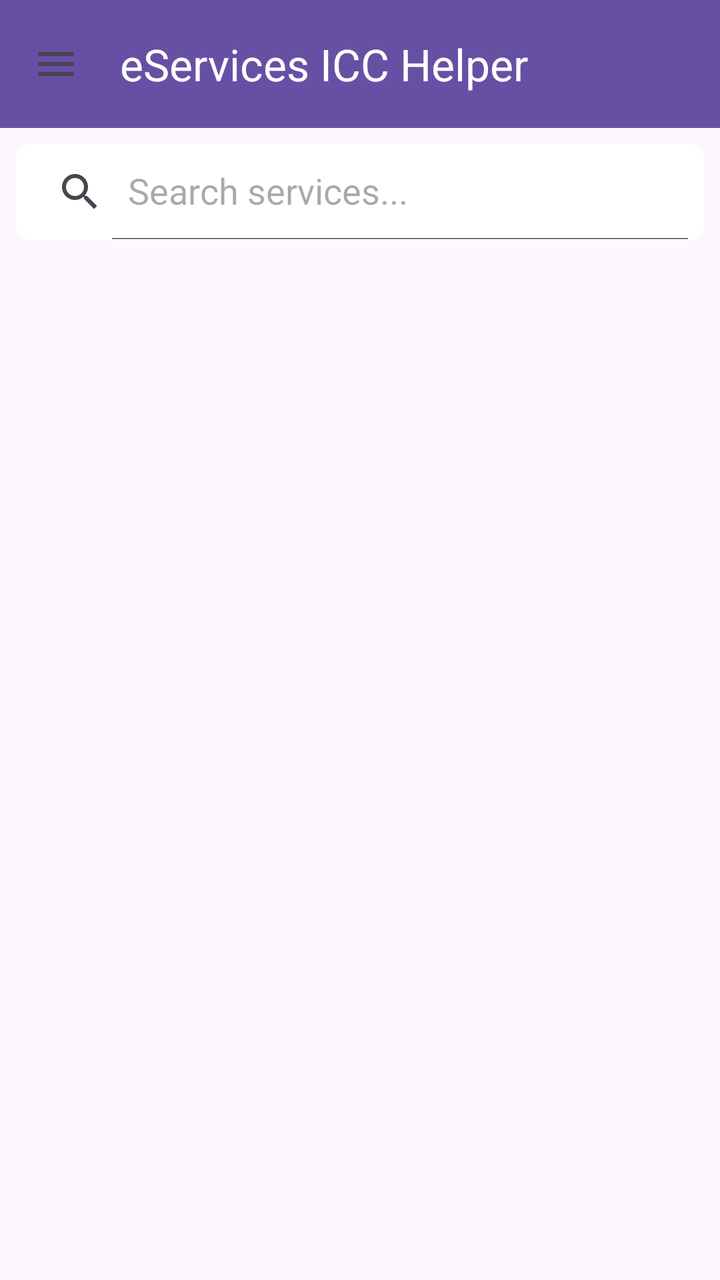
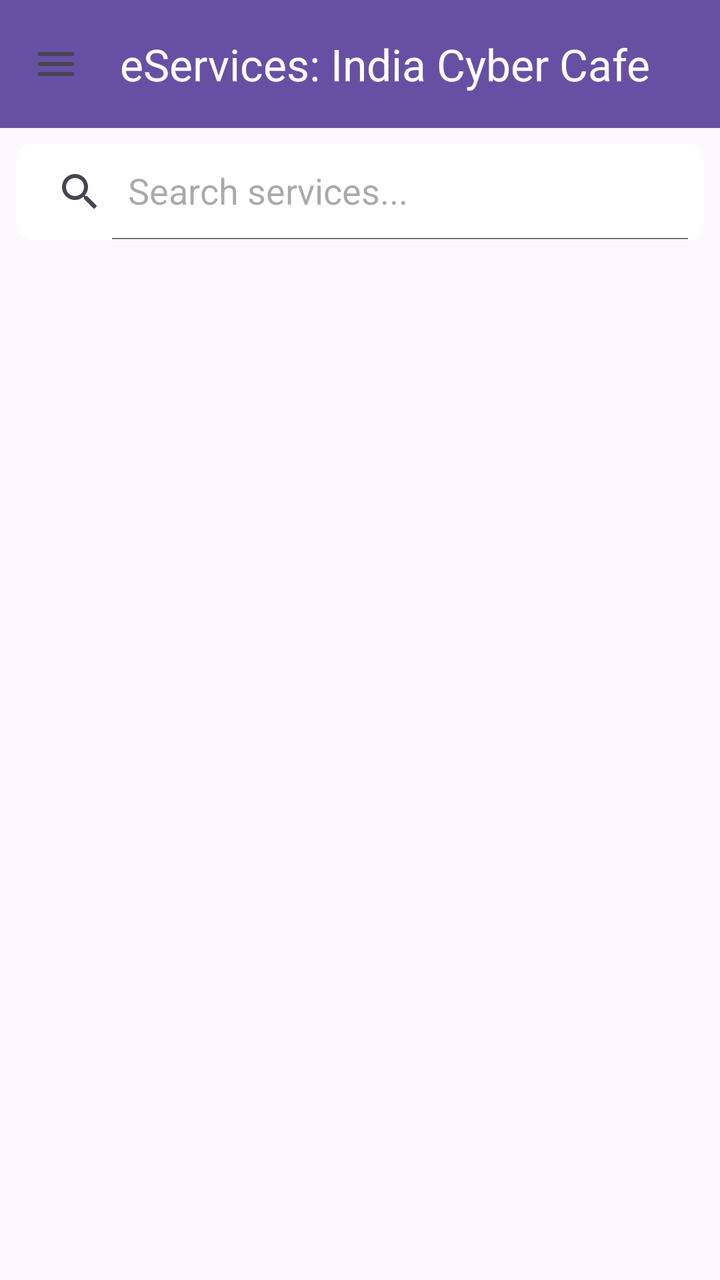

Screens rendered from an Android XML layout before and after an edit, with the pre-edit source and the edit as a unified diff.
<!-- AndroidManifest.xml: application theme Theme.EServicesICCHelper -->
<!-- res/layout/activity_main.xml -->
<?xml version="1.0" encoding="utf-8"?>
<androidx.drawerlayout.widget.DrawerLayout xmlns:android="http://schemas.android.com/apk/res/android"
    xmlns:app="http://schemas.android.com/apk/res-auto"
    xmlns:tools="http://schemas.android.com/tools"
    android:id="@+id/drawer_layout"
    android:layout_width="match_parent"
    android:layout_height="match_parent"
    android:fitsSystemWindows="true"
    tools:openDrawer="start">

    <androidx.constraintlayout.widget.ConstraintLayout
        android:layout_width="match_parent"
        android:layout_height="match_parent">

        <com.google.android.material.appbar.AppBarLayout
            android:id="@+id/appBarLayout"
            android:layout_width="match_parent"
            android:layout_height="wrap_content"
            app:layout_constraintTop_toTopOf="parent">

            <com.google.android.material.appbar.MaterialToolbar
                android:id="@+id/toolbar"
                android:layout_width="match_parent"
                android:layout_height="?attr/actionBarSize"
                android:background="?attr/colorPrimary"
                app:navigationIcon="@drawable/ic_menu"
                app:title="eServices ICC Helper"
                app:titleTextColor="@color/white" />

            <androidx.appcompat.widget.SearchView
                android:id="@+id/searchView"
                android:layout_width="match_parent"
                android:layout_height="wrap_content"
                android:layout_margin="8dp"
                android:background="@drawable/search_background"
                app:iconifiedByDefault="false"
                app:queryHint="Search services..." />

        </com.google.android.material.appbar.AppBarLayout>

        <androidx.recyclerview.widget.RecyclerView
            android:id="@+id/recyclerViewCategories"
            android:layout_width="match_parent"
            android:layout_height="0dp"
            android:padding="8dp"
            app:layout_constraintBottom_toBottomOf="parent"
            app:layout_constraintTop_toBottomOf="@id/appBarLayout"
            tools:listitem="@layout/item_category" />

        <ProgressBar
            android:id="@+id/progressBar"
            android:layout_width="wrap_content"
            android:layout_height="wrap_content"
            android:visibility="gone"
            app:layout_constraintBottom_toBottomOf="parent"
            app:layout_constraintEnd_toEndOf="parent"
            app:layout_constraintStart_toStartOf="parent"
            app:layout_constraintTop_toBottomOf="@id/appBarLayout" />

        <TextView
            android:id="@+id/tvEmptyState"
            android:layout_width="wrap_content"
            android:layout_height="wrap_content"
            android:text="No services found"
            android:visibility="gone"
            app:layout_constraintBottom_toBottomOf="parent"
            app:layout_constraintEnd_toEndOf="parent"
            app:layout_constraintStart_toStartOf="parent"
            app:layout_constraintTop_toBottomOf="@id/appBarLayout" />

    </androidx.constraintlayout.widget.ConstraintLayout>

    <com.google.android.material.navigation.NavigationView
        android:id="@+id/nav_view"
        android:layout_width="wrap_content"
        android:layout_height="match_parent"
        android:layout_gravity="start"
        android:fitsSystemWindows="true"
        app:headerLayout="@layout/nav_header"
        app:menu="@menu/drawer_menu"
        app:itemIconTint="@color/md_theme_light_primary"
        app:itemTextColor="@color/black" />

</androidx.drawerlayout.widget.DrawerLayout>
<!-- res/layout/item_category.xml (included above) -->
<?xml version="1.0" encoding="utf-8"?>
<layout xmlns:android="http://schemas.android.com/apk/res/android"
    xmlns:app="http://schemas.android.com/apk/res-auto">

    <com.google.android.material.card.MaterialCardView
        android:layout_width="match_parent"
        android:layout_height="wrap_content"
        android:layout_margin="8dp"
        app:cardCornerRadius="12dp"
        app:cardElevation="4dp">

        <LinearLayout
            android:layout_width="match_parent"
            android:layout_height="wrap_content"
            android:gravity="center_vertical"
            android:orientation="horizontal"
            android:padding="16dp">

            <ImageView
                android:id="@+id/ivCategoryIcon"
                android:layout_width="48dp"
                android:layout_height="48dp"
                android:contentDescription="Category Icon"
                android:src="@drawable/ic_launcher_foreground" />

            <TextView
                android:id="@+id/tvCategoryTitle"
                android:layout_width="0dp"
                android:layout_height="wrap_content"
                android:layout_marginStart="16dp"
                android:layout_weight="1"
                android:text="Category Title"
                android:textSize="18sp"
                android:textStyle="bold" />

            <ImageView
                android:layout_width="wrap_content"
                android:layout_height="wrap_content"
                android:src="@drawable/ic_arrow_forward"
                app:tint="@color/black" />

        </LinearLayout>

    </com.google.android.material.card.MaterialCardView>
</layout>
<!-- res/layout/nav_header.xml (included above) -->
<?xml version="1.0" encoding="utf-8"?>
<LinearLayout xmlns:android="http://schemas.android.com/apk/res/android"
    android:layout_width="match_parent"
    android:layout_height="176dp"
    android:background="@color/md_theme_light_primary"
    android:gravity="bottom"
    android:orientation="vertical"
    android:padding="16dp"
    android:theme="@style/ThemeOverlay.AppCompat.Dark">

    <ImageView
        android:id="@+id/imageView"
        android:layout_width="64dp"
        android:layout_height="64dp"
        android:contentDescription="App Icon"
        android:paddingTop="8dp"
        android:src="@mipmap/ic_launcher" />

    <TextView
        android:layout_width="match_parent"
        android:layout_height="wrap_content"
        android:paddingTop="8dp"
        android:text="eServices"
        android:textAppearance="@style/TextAppearance.AppCompat.Body1"
        android:textSize="20sp"
        android:textStyle="bold" />

    <TextView
        android:layout_width="wrap_content"
        android:layout_height="wrap_content"
        android:text="ICC Helper"
        android:textSize="14sp" />

</LinearLayout>
<!-- resources referenced by this layout -->
<resources>
  <color name="black">#FF000000</color>
  <color name="md_theme_light_primary">#6750A4</color>
  <color name="white">#FFFFFFFF</color>
  <!-- drawable ic_arrow_forward (drawable) -->
  <vector xmlns:android="http://schemas.android.com/apk/res/android"
      android:width="24dp"
      android:height="24dp"
      android:viewportWidth="24"
      android:viewportHeight="24">
    <path
        android:fillColor="@android:color/black"
        android:pathData="M12,4l-1.41,1.41L16.17,11H4v2h12.17l-5.58,5.59L12,20l8,-8z"/>
  </vector>
  <!-- drawable ic_menu (drawable) -->
  <vector xmlns:android="http://schemas.android.com/apk/res/android"
      android:width="24dp"
      android:height="24dp"
      android:viewportWidth="24"
      android:viewportHeight="24"
      android:tint="?attr/colorControlNormal">
    <path
        android:fillColor="@android:color/white"
        android:pathData="M3,18h18v-2L3,16v2zM3,13h18v-2L3,11v2zM3,6v2h18L21,6L3,6z"/>
  </vector>
  <!-- drawable search_background (drawable) -->
  <?xml version="1.0" encoding="utf-8"?>
  <shape xmlns:android="http://schemas.android.com/apk/res/android">
      <solid android:color="@color/white" />
      <corners android:radius="8dp" />
  </shape>
  <!-- mipmap ic_launcher (mipmap-anydpi-v26) -->
  <?xml version="1.0" encoding="utf-8"?>
  <adaptive-icon xmlns:android="http://schemas.android.com/apk/res/android">
      <background android:drawable="@color/ic_launcher_background"/>
      <foreground android:drawable="@mipmap/ic_launcher_foreground"/>
  </adaptive-icon>
  <style name="Theme.EServicesICCHelper" parent="Base.Theme.EServicesICCHelper" />
  <color name="ic_launcher_background">#6531C2</color>
  <style name="Base.Theme.EServicesICCHelper" parent="Theme.Material3.DayNight.NoActionBar">
          
          <item name="colorPrimary">@color/md_theme_light_primary</item>
          <item name="colorOnPrimary">@color/md_theme_light_onPrimary</item>
          <item name="colorPrimaryContainer">@color/md_theme_light_primaryContainer</item>
          <item name="colorOnPrimaryContainer">@color/md_theme_light_onPrimaryContainer</item>
          <item name="colorSecondary">@color/md_theme_light_secondary</item>
          <item name="colorOnSecondary">@color/md_theme_light_onSecondary</item>
          <item name="colorSecondaryContainer">@color/md_theme_light_secondaryContainer</item>
          <item name="colorOnSecondaryContainer">@color/md_theme_light_onSecondaryContainer</item>
  
          <item name="android:statusBarColor">@color/md_theme_light_primary</item>
          <item name="android:windowLightStatusBar">false</item>
      </style>
  <color name="md_theme_light_onPrimary">#FFFFFF</color>
  <color name="md_theme_light_primaryContainer">#EADDFF</color>
  <color name="md_theme_light_onPrimaryContainer">#21005D</color>
  <color name="md_theme_light_secondary">#625B71</color>
  <color name="md_theme_light_onSecondary">#FFFFFF</color>
  <color name="md_theme_light_secondaryContainer">#E8DEF8</color>
  <color name="md_theme_light_onSecondaryContainer">#1D192B</color>
  <!-- unchanged entries left out for length: 1 -->
</resources>

<!-- the commit's change to res/layout/activity_main.xml (unified diff, before → after) -->
@@ -24,7 +24,7 @@
                 android:layout_height="?attr/actionBarSize"
                 android:background="?attr/colorPrimary"
                 app:navigationIcon="@drawable/ic_menu"
-                app:title="eServices ICC Helper"
+                app:title="@string/app_name"
                 app:titleTextColor="@color/white" />
 
             <androidx.appcompat.widget.SearchView
@@ -151,7 +151,7 @@
         android:layout_width="match_parent"
         android:layout_height="wrap_content"
         android:paddingTop="8dp"
-        android:text="eServices"
+        android:text="@string/nav_header_title"
         android:textAppearance="@style/TextAppearance.AppCompat.Body1"
         android:textSize="20sp"
         android:textStyle="bold" />
@@ -159,7 +159,7 @@
     <TextView
         android:layout_width="wrap_content"
         android:layout_height="wrap_content"
-        android:text="ICC Helper"
+        android:text="@string/nav_header_subtitle"
         android:textSize="14sp" />
 
 </LinearLayout>
<!-- resource entries referenced after the edit -->
@@ -36,6 +36,9 @@
       <background android:drawable="@color/ic_launcher_background"/>
       <foreground android:drawable="@mipmap/ic_launcher_foreground"/>
   </adaptive-icon>
+  <string name="app_name">eServices: India Cyber Cafe</string>
+  <string name="nav_header_subtitle">India Cyber Cafe</string>
+  <string name="nav_header_title">eServices:</string>
   <style name="Theme.EServicesICCHelper" parent="Base.Theme.EServicesICCHelper" />
   <color name="ic_launcher_background">#6531C2</color>
   <style name="Base.Theme.EServicesICCHelper" parent="Theme.Material3.DayNight.NoActionBar">
